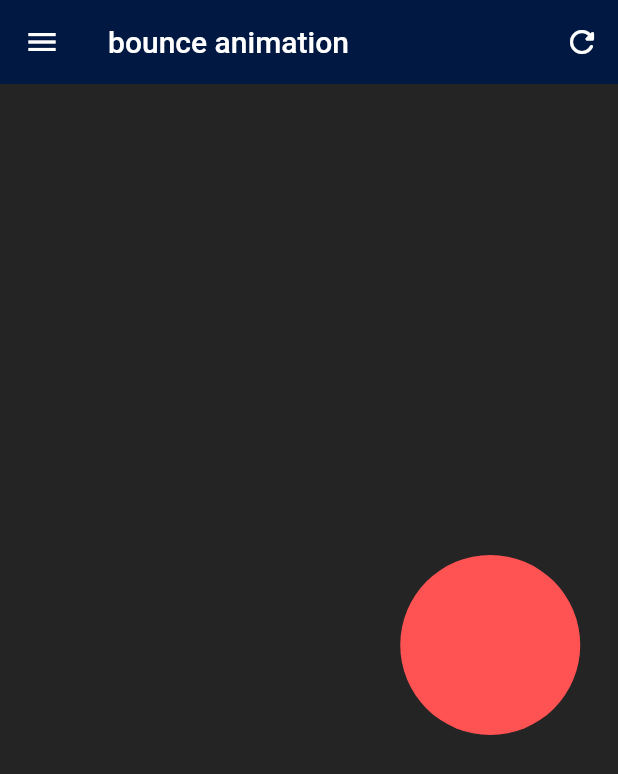
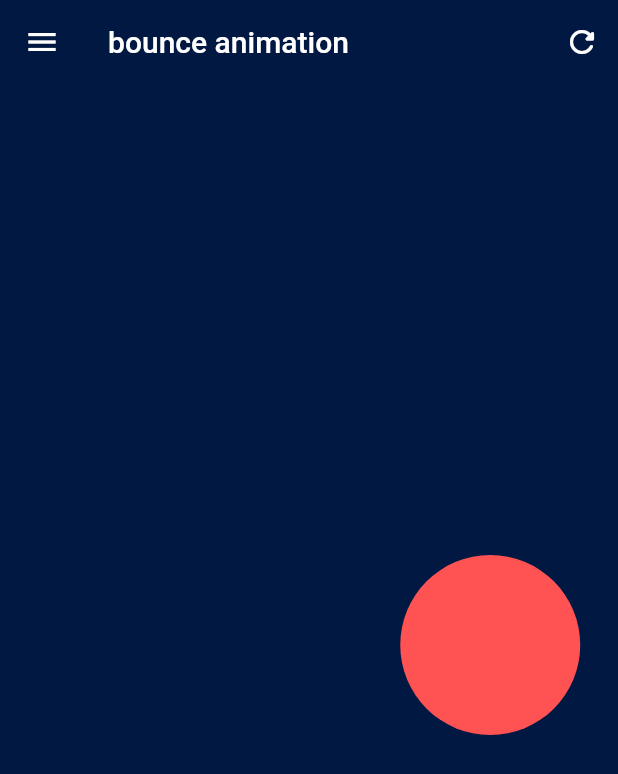
Before and after one commit to dev1abhi/Flutter-Animations, a Flutter app: the Bounce screen opened directly, on a phone screen of 412 x 824 dp. Shown: the top 774 px of the screen. Run offline on Flutter 3.47's test engine with Material 2 defaults, Android fonts, the phone set to English and light mode, and no system bars; our stand-ins replace flutter_zoom_drawer, get, lottie.

Commit message:
bounce-animation fix

```diff
--- a/lib/Screens/bounce_animation.dart
+++ b/lib/Screens/bounce_animation.dart
@@ -20,23 +20,18 @@ class _BounceState extends State<Bounce> {
   @override
   Widget build(BuildContext context) {
     return Scaffold(
+      backgroundColor: mainpagecolor,
         appBar: AppBar(
           actions: [
             IconButton(onPressed: () {
-
               setState(() {
                 shouldRefresh = !shouldRefresh;
               });
-
-
           },
-
               icon: Icon(Icons.refresh_rounded))
           ],
           backgroundColor: mainpagecolor,
           title: const Text('bounce animation'),
-
-
           leading: IconButton(
             icon: const Icon(Icons.menu), // You can use any icon you prefer
             onPressed: () {
```
